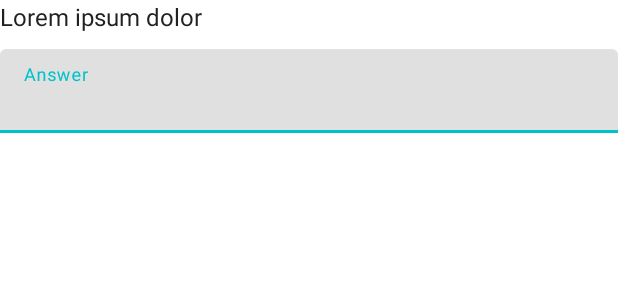
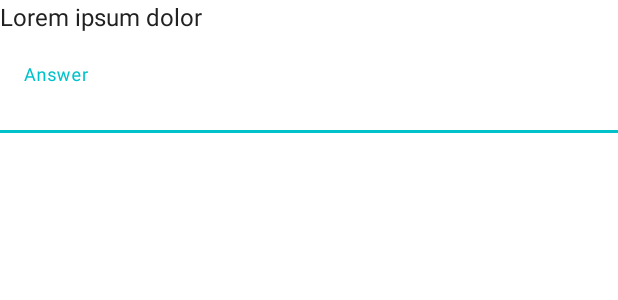
Before and after one commit to jmaagk/virtual-peer-android, an Android app: the layout fragment_question_text_input.xml on its own in the app's theme, with its tools: preview values and no code run, on a phone screen of 412 x 824 dp. Shown: the top 300 px of the screen. Run offline under Robolectric (Android 15) with nearby library versions, the phone set to English and light mode, and no system bars.

Commit message:
Apply UI concept colors to app
This mostly concerns the dark theme. However, some other things were changed as well.
These include the messages (a few things were changed) and sliders.

```diff
--- a/app/src/main/res/layout/activity_main.xml
+++ b/app/src/main/res/layout/activity_main.xml
@@ -50,7 +50,8 @@
             app:layout_constraintEnd_toEndOf="parent"
             app:layout_constraintBottom_toBottomOf="parent"
             app:menu="@menu/menu_bottom_navigation"
-            app:labelVisibilityMode="unlabeled" />
+            app:labelVisibilityMode="unlabeled"
+            app:backgroundTint="@color/colorBackgroundCard" />
 
     </androidx.constraintlayout.widget.ConstraintLayout>
 
--- a/app/src/main/res/layout/fragment_chat.xml
+++ b/app/src/main/res/layout/fragment_chat.xml
@@ -22,7 +22,8 @@
         app:layout_constraintStart_toStartOf="parent"
         app:layout_constraintEnd_toStartOf="@id/send"
         android:layout_marginHorizontal="7.5dp"
-        android:layout_marginBottom="10dp">
+        android:layout_marginBottom="10dp"
+        app:boxBackgroundColor="@color/colorBackgroundCard">
 
         <com.google.android.material.textfield.TextInputEditText
             android:id="@+id/chatInput"
--- a/app/src/main/res/layout/fragment_question_text_input.xml
+++ b/app/src/main/res/layout/fragment_question_text_input.xml
@@ -1,6 +1,9 @@
 <?xml version="1.0" encoding="utf-8"?>
-<LinearLayout xmlns:android="http://schemas.android.com/apk/res/android"
-    android:orientation="vertical" android:layout_width="match_parent"
+<LinearLayout
+    xmlns:android="http://schemas.android.com/apk/res/android"
+    xmlns:app="http://schemas.android.com/apk/res-auto"
+    android:orientation="vertical"
+    android:layout_width="match_parent"
     android:layout_height="match_parent">
 
     <include layout="@layout/fragment_question_base" />
@@ -10,7 +13,8 @@
         android:layout_height="wrap_content"
         android:layout_marginTop="5dp"
         android:textColorHint="?attr/textColor"
-        android:hint="@string/survey_answer_hint">
+        android:hint="@string/survey_answer_hint"
+        app:boxBackgroundColor="@color/colorBackgroundCard">
 
         <com.google.android.material.textfield.TextInputEditText
             android:id="@+id/textInput"
--- a/app/src/main/res/layout/fragment_stats.xml
+++ b/app/src/main/res/layout/fragment_stats.xml
@@ -30,7 +30,6 @@
         android:layout_columnSpan="2"
         android:layout_columnWeight="1"
         android:layout_margin="5dp"
-        style="@style/CardView"
         app:cardCornerRadius="5dp"
         app:cardElevation="5dp"
         android:visibility="gone">
--- a/app/src/main/res/layout/view_message_question_slider.xml
+++ b/app/src/main/res/layout/view_message_question_slider.xml
@@ -36,7 +36,8 @@
                 android:id="@+id/submit"
                 android:layout_width="wrap_content"
                 android:layout_height="wrap_content"
-                android:text="@string/chat_submit" />
+                android:text="@string/chat_submit"
+                android:backgroundTint="@color/colorChatMessageOutgoing" />
 
         </LinearLayout>
 
--- a/app/src/main/res/layout/view_question_slider.xml
+++ b/app/src/main/res/layout/view_question_slider.xml
@@ -1,6 +1,10 @@
 <?xml version="1.0" encoding="utf-8"?>
 <com.google.android.material.slider.Slider
     xmlns:android="http://schemas.android.com/apk/res/android"
+    xmlns:app="http://schemas.android.com/apk/res-auto"
     android:id="@+id/slider"
     android:layout_width="wrap_content"
-    android:layout_height="wrap_content" />
+    android:layout_height="wrap_content"
+    app:thumbColor="@color/colorChatMessageOutgoing"
+    app:trackColorInactive="@color/colorTaskUrgentImportant"
+    app:trackColorActive="@color/colorChatMessageOutgoing" />
--- a/app/src/main/res/layout/view_stats_card.xml
+++ b/app/src/main/res/layout/view_stats_card.xml
@@ -5,7 +5,6 @@
     android:layout_width="wrap_content"
     android:layout_height="wrap_content"
     android:layout_margin="5dp"
-    style="@style/CardView"
     app:cardCornerRadius="5dp"
     app:cardElevation="5dp"
     app:contentPadding="10dp"
--- a/app/src/main/res/layout/view_stats_card_expandable.xml
+++ b/app/src/main/res/layout/view_stats_card_expandable.xml
@@ -5,7 +5,6 @@
     android:layout_width="wrap_content"
     android:layout_height="wrap_content"
     android:layout_margin="5dp"
-    style="@style/CardView"
     app:cardCornerRadius="5dp"
     app:cardElevation="5dp"
     app:contentPadding="10dp"
--- a/app/src/main/res/values-night/colors.xml
+++ b/app/src/main/res/values-night/colors.xml
@@ -1,10 +1,10 @@
 <?xml version="1.0" encoding="utf-8"?>
 <resources>
 
-    <color name="colorBackground">#FF212121</color>
-    <color name="colorBackgroundDark">#FF121212</color>
-    <color name="colorBackgroundCard">#FF424242</color>
-    <color name="colorBackgroundCardStripe">#FF616161</color>
+    <color name="colorBackground">#191824</color>
+    <color name="colorBackgroundDark">#16151F</color>
+    <color name="colorBackgroundCard">#272632</color>
+    <color name="colorBackgroundCardStripe">#35343F</color>
     <color name="colorBackgroundCardContrast">#FFFFFFFF</color>
     <color name="colorText">#FFFFFFFF</color>
     <color name="colorSubText">#FFE0E0E0</color>
@@ -15,6 +15,6 @@
     <color name="colorRipple">#28FFFFFF</color>
     <color name="colorIconTint">#FFFFFFFF</color>
     <color name="colorListDivider">#FF424242</color>
-    <color name="colorChartRemainingTime">#FF424242</color>
+    <color name="colorChartRemainingTime">#272632</color>
 
 </resources>
--- a/app/src/main/res/values/themes.xml
+++ b/app/src/main/res/values/themes.xml
@@ -36,8 +36,17 @@
 
         <item name="buttonTextColor">@color/colorButtonText</item>
 
+        <!-- Widgets -->
+        <item name="buttonStyle">@style/ButtonStyle</item>
+        <item name="checkboxStyle">@style/CheckBoxStyle</item>
+        <item name="radioButtonStyle">@style/RadioButtonStyle</item>
+
         <!-- Preferences -->
         <item name="preferenceTheme">@style/PreferenceTheme</item>
+
+        <!-- Other styles -->
+        <item name="cardViewStyle">@style/CardViewStyle</item>
+        <item name="materialCardViewStyle">@style/MaterialCardViewStyle</item>
 
     </style>
 
@@ -66,4 +75,29 @@
         <item name="android:tint">@color/colorIconTint</item>
     </style>
 
+    <!-- CardView style -->
+    <style name="CardViewStyle" parent="CardView">
+        <item name="cardBackgroundColor">@color/colorBackgroundCard</item>
+    </style>
+
+    <!-- MaterialCardView style (the style is essentially the same as the one above; only the parent is different) -->
+    <style name="MaterialCardViewStyle" parent="Widget.MaterialComponents.CardView">
+        <item name="cardBackgroundColor">@color/colorBackgroundCard</item>
+    </style>
+
+    <!-- Button style -->
+    <style name="ButtonStyle" parent="@style/Widget.AppCompat.Button">
+        <item name="android:textColor">@color/colorButtonText</item>
+    </style>
+
+    <!-- Check box style -->
+    <style name="CheckBoxStyle" parent="@style/Widget.AppCompat.CompoundButton.CheckBox">
+        <item name="android:textColor">@color/colorSubText</item>
+    </style>
+
+    <!-- Radio button style -->
+    <style name="RadioButtonStyle" parent="Widget.AppCompat.CompoundButton.RadioButton">
+        <item name="android:textColor">@color/colorSubText</item>
+    </style>
+
 </resources>
```
